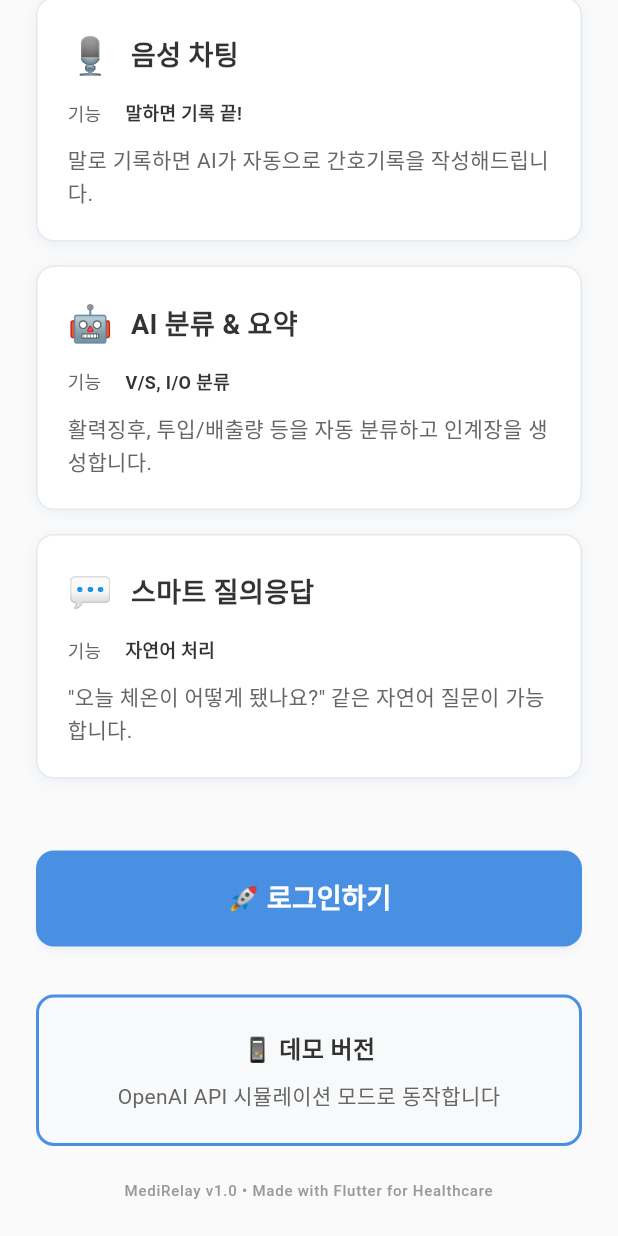
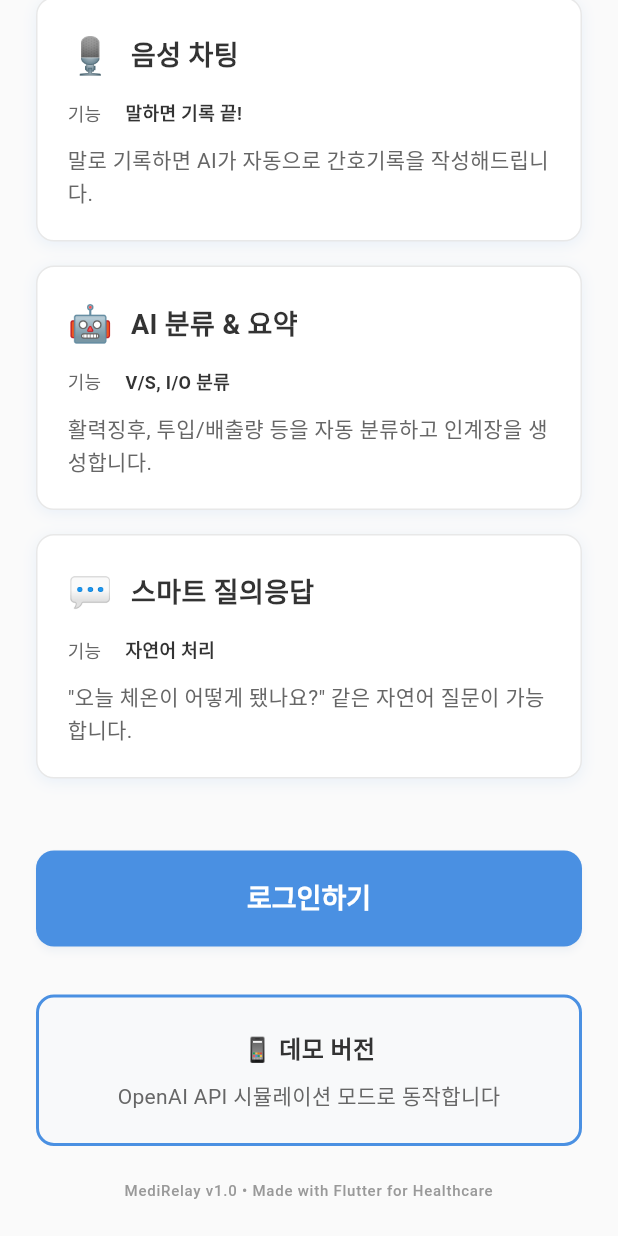
Before and after one commit to 5seoyoung/medirelay-flutter, a Flutter app: the screen it shows after launch, scrolled down 308 dp, on a phone screen of 412 x 824 dp. Run offline on Flutter 3.47's test engine with Material 3 defaults, Android fonts, the phone set to English and light mode, and no system bars; our stand-ins replace equatable; missing offline and left inert: dart:html, dart:js; Roboto replaces fonts that are missing (Pretendard).

```diff
--- a/lib/features/auth/presentation/pages/landing_page.dart
+++ b/lib/features/auth/presentation/pages/landing_page.dart
@@ -434,7 +434,7 @@ class _LandingPageState extends State<LandingPage>
           child: Opacity(
             opacity: value,
             child: CustomButton(
-              text: _isLoggedIn ? '🏥 업무 시작하기' : '🚀 로그인하기',
+              text: _isLoggedIn ? '업무 시작하기' : '로그인하기',
               onPressed: _isLoggedIn ? _navigateToPatients : _navigateToLogin,
               type: CustomButtonType.primary,
               size: CustomButtonSize.large,
```
